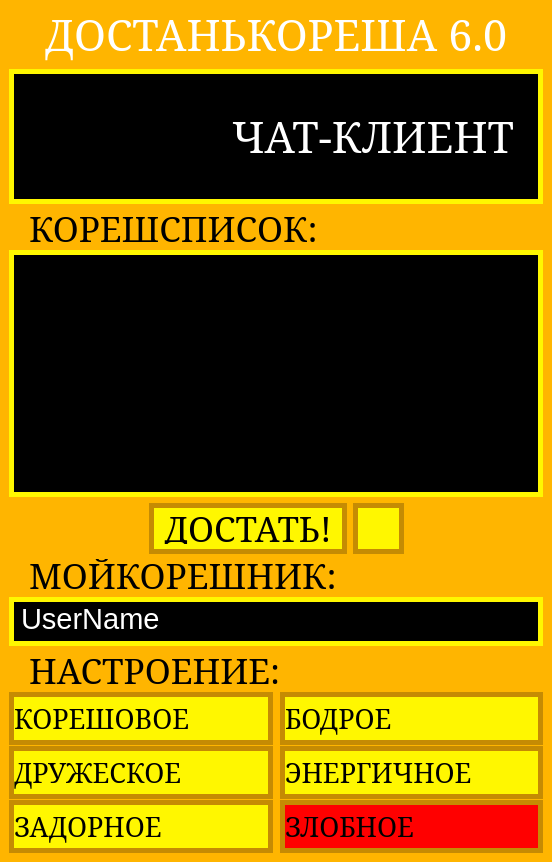
The window that PesterChum/mainwindow.ui (S032/PesterChum) describes before a commit, drawn with Qt 5.
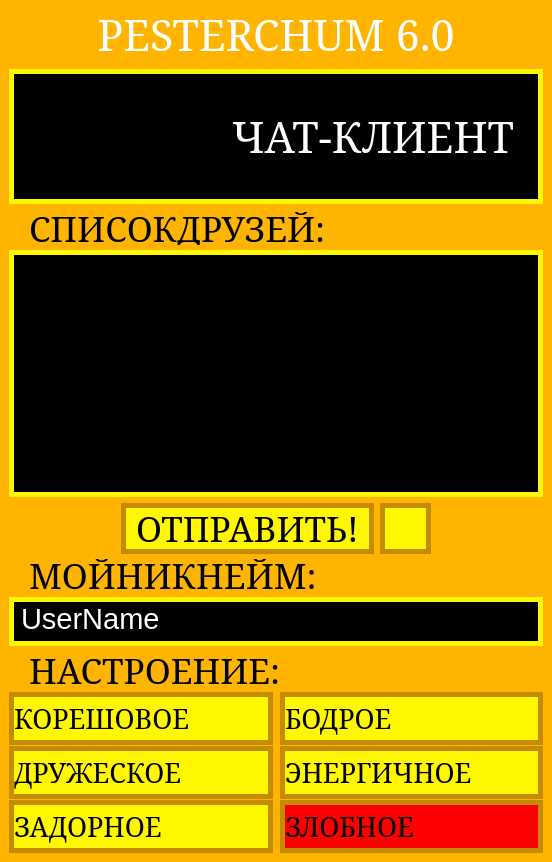
The same window after the commit. Icons and pictures are not drawn.

The edit to the form file:
```diff
--- a/PesterChum/mainwindow.ui
+++ b/PesterChum/mainwindow.ui
@@ -48,7 +48,7 @@
          </font>
         </property>
         <property name="text">
-         <string>ДОСТАНЬКОРЕША 6.0</string>
+         <string>PESTERCHUM 6.0</string>
         </property>
         <property name="alignment">
          <set>Qt::AlignCenter</set>
@@ -192,7 +192,7 @@
            <string notr="true">color: rgb(0, 0, 0);</string>
           </property>
           <property name="text">
-           <string>КОРЕШСПИСОК:</string>
+           <string>СПИСОКДРУЗЕЙ:</string>
           </property>
          </widget>
         </item>
@@ -337,7 +337,7 @@
 }</string>
           </property>
           <property name="text">
-           <string>ДОСТАТЬ!</string>
+           <string>ОТПРАВИТЬ!</string>
           </property>
          </widget>
         </item>
@@ -430,7 +430,7 @@
            <string notr="true">color: rgb(0, 0, 0);</string>
           </property>
           <property name="text">
-           <string>МОЙКОРЕШНИК:</string>
+           <string>МОЙНИКНЕЙМ:</string>
           </property>
          </widget>
         </item>
```
